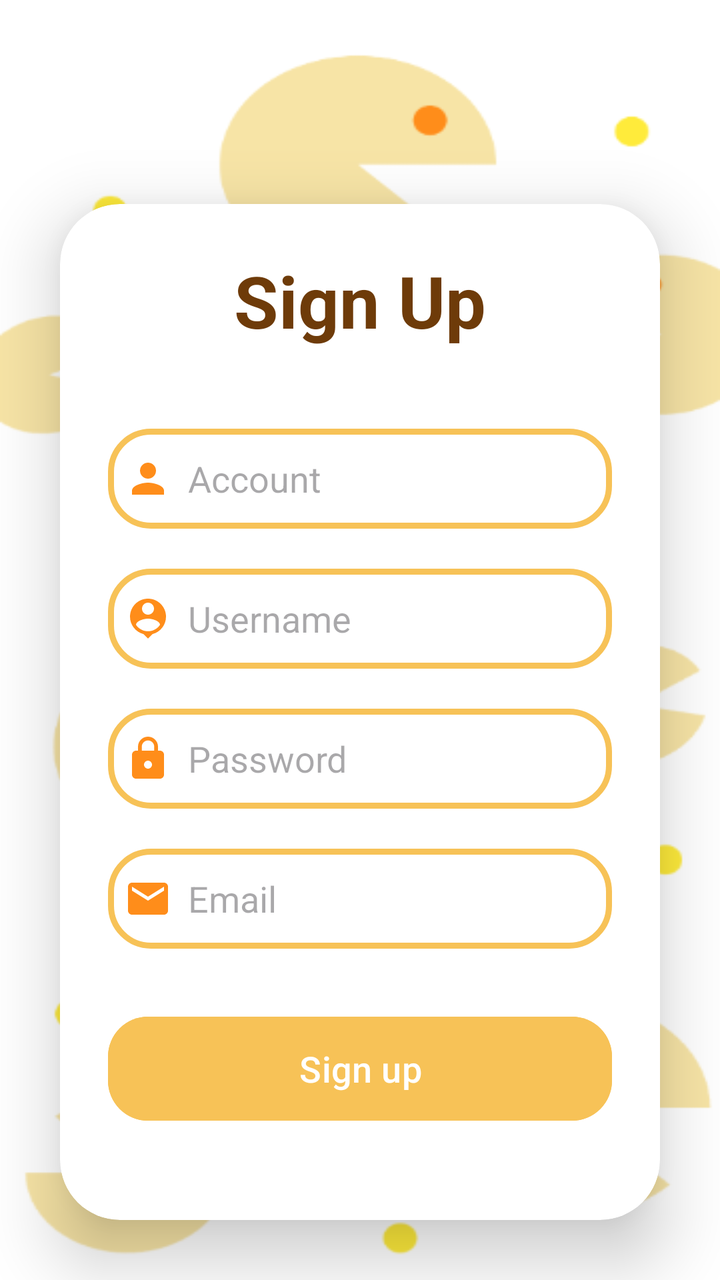
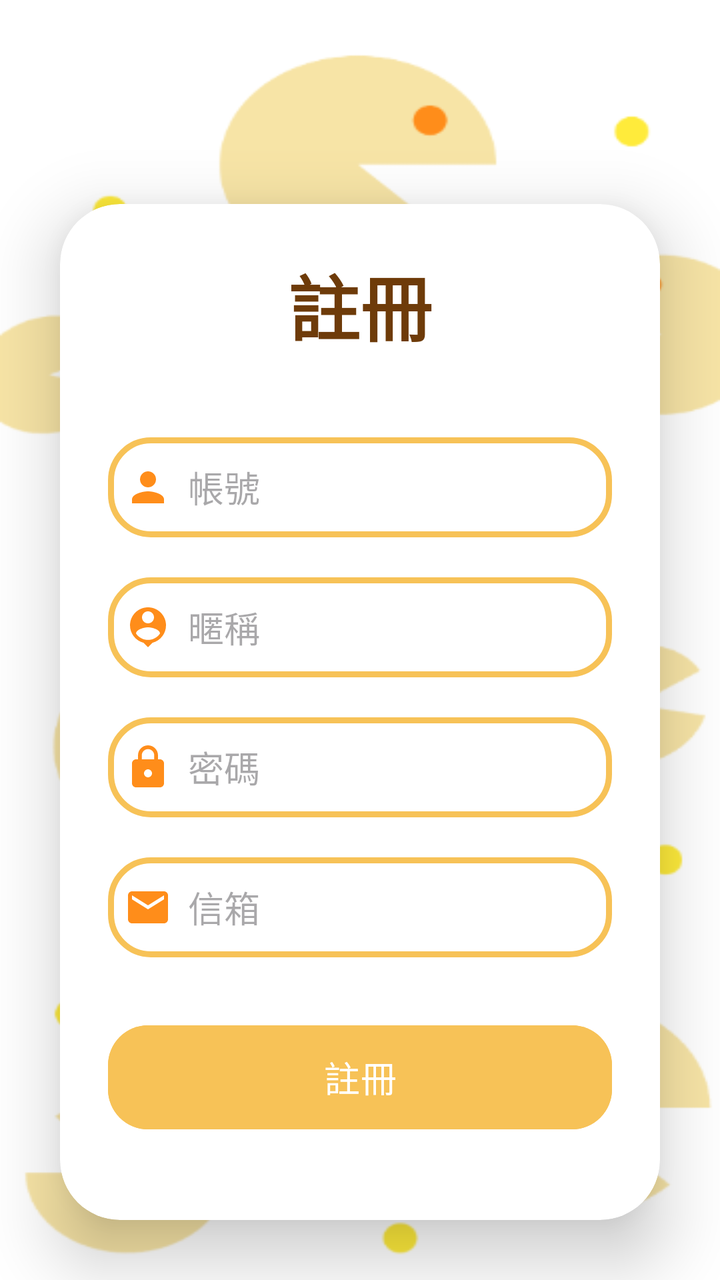

Two renders of the same Android screen: before a commit and after it. Below are the layout's source before the change and the commit's diff.
<!-- AndroidManifest.xml: application theme Theme.DEMO -->
<!-- res/layout/signup.xml -->
<?xml version="1.0" encoding="utf-8"?>
<LinearLayout xmlns:android="http://schemas.android.com/apk/res/android"
    android:layout_width="match_parent"
    android:layout_height="match_parent"
    xmlns:card_view="http://schemas.android.com/apk/res-auto"
    xmlns:app="http://schemas.android.com/apk/res-auto"
    android:background="@drawable/img_5"
    android:orientation="vertical">

    <androidx.constraintlayout.widget.ConstraintLayout
        android:layout_width="match_parent"
        android:layout_height="72dp">

    </androidx.constraintlayout.widget.ConstraintLayout>

    <androidx.cardview.widget.CardView
        android:layout_width="match_parent"
        android:layout_height="wrap_content"
        android:layout_margin="30dp"

        app:cardCornerRadius="30dp"
        app:cardElevation="20dp"
        android:background="@drawable/custome">
        <LinearLayout
            android:layout_height="wrap_content"
            android:layout_width="match_parent"
            android:orientation="vertical"
            android:layout_gravity="center_horizontal"
            android:padding="24dp">


            <TextView
                android:id="@+id/loginText"
                android:layout_width="match_parent"
                android:layout_height="wrap_content"
                android:text="Sign Up"
                android:textAlignment="center"
                android:textColor="@color/iconcolor"
                android:textSize="36sp"
                android:textStyle="bold" />

            <EditText
                android:id="@+id/account"
                android:layout_width="match_parent"
                android:layout_height="50dp"
                android:layout_marginTop="40dp"
                android:background="@drawable/custome"
                android:drawableLeft="@drawable/person"
                android:drawablePadding="8dp"
                android:hint="Account"
                android:padding="8dp"
                android:textColor="@color/black"
                android:textColorHighlight="@color/cardview_dark_background" />

            <EditText
                android:id="@+id/signup_username"
                android:layout_width="match_parent"
                android:layout_height="50dp"
                android:layout_marginTop="20dp"
                android:background="@drawable/custome"
                android:drawableLeft="@drawable/baseline_person_pin_24"
                android:drawablePadding="8dp"
                android:hint="Username"
                android:padding="8dp"
                android:textColor="@color/black"
                android:textColorHighlight="@color/cardview_dark_background" />

            <EditText
                android:id="@+id/signup_password"
                android:layout_width="match_parent"
                android:layout_height="50dp"
                android:layout_marginTop="20dp"
                android:background="@drawable/custome"
                android:drawableLeft="@drawable/baseline_lock_24"
                android:drawablePadding="8dp"
                android:hint="Password"
                android:inputType="textPassword"
                android:padding="8dp"
                android:textColor="@color/black"
                android:textColorHighlight="@color/cardview_dark_background" />

            <EditText
                android:id="@+id/signup_email"
                android:layout_width="match_parent"
                android:layout_height="50dp"
                android:layout_marginTop="20dp"
                android:background="@drawable/custome"
                android:drawableLeft="@drawable/baseline_email_24"
                android:drawablePadding="8dp"
                android:hint="Email"
                android:padding="8dp"
                android:textColor="@color/black"
                android:textColorHighlight="@color/cardview_dark_background" />

            <Button
                android:id="@+id/signup_Button"
                android:layout_width="match_parent"
                android:layout_height="60dp"
                android:text="Sign up"
                android:textSize="18sp"
                android:layout_marginTop="30dp"
                android:backgroundTint="@color/FF"
                app:cornerRadius="20dp"/>
            <TextView
                android:layout_width="match_parent"
                android:layout_height="wrap_content"
                android:padding="8dp"
                android:text="Already on user? Login"
                android:textSize="18sp"
                android:textAlignment="center"
                android:id="@+id/signupText"
                android:layout_marginTop="18dp"
                android:textColor="@color/iconcolor"

                />
        </LinearLayout>
    </androidx.cardview.widget.CardView>


</LinearLayout>
<!-- resources referenced by this layout -->
<resources>
  <color name="FF">#F7C257</color>
  <color name="black">#FF000000</color>
  <color name="iconcolor">#6E3B09</color>
  <!-- drawable baseline_email_24 (drawable) -->
  <vector android:height="24dp" android:tint="#FF8D1A"
      android:viewportHeight="24" android:viewportWidth="24"
      android:width="24dp" xmlns:android="http://schemas.android.com/apk/res/android">
      <path android:fillColor="@android:color/white" android:pathData="M20,4L4,4c-1.1,0 -1.99,0.9 -1.99,2L2,18c0,1.1 0.9,2 2,2h16c1.1,0 2,-0.9 2,-2L22,6c0,-1.1 -0.9,-2 -2,-2zM20,8l-8,5 -8,-5L4,6l8,5 8,-5v2z"/>
  </vector>
  <!-- drawable baseline_lock_24 (drawable) -->
  <vector android:height="24dp" android:tint="#FF8D1A"
      android:viewportHeight="24" android:viewportWidth="24"
      android:width="24dp" xmlns:android="http://schemas.android.com/apk/res/android">
      <path android:fillColor="@android:color/white" android:pathData="M18,8h-1L17,6c0,-2.76 -2.24,-5 -5,-5S7,3.24 7,6v2L6,8c-1.1,0 -2,0.9 -2,2v10c0,1.1 0.9,2 2,2h12c1.1,0 2,-0.9 2,-2L20,10c0,-1.1 -0.9,-2 -2,-2zM12,17c-1.1,0 -2,-0.9 -2,-2s0.9,-2 2,-2 2,0.9 2,2 -0.9,2 -2,2zM15.1,8L8.9,8L8.9,6c0,-1.71 1.39,-3.1 3.1,-3.1 1.71,0 3.1,1.39 3.1,3.1v2z"/>
  </vector>
  <!-- drawable baseline_person_pin_24 (drawable) -->
  <vector android:height="24dp" android:tint="#FF8D1A"
      android:viewportHeight="24" android:viewportWidth="24"
      android:width="24dp" xmlns:android="http://schemas.android.com/apk/res/android">
      <path android:fillColor="@android:color/white" android:pathData="M12,2c-4.97,0 -9,4.03 -9,9 0,4.17 2.84,7.67 6.69,8.69L12,22l2.31,-2.31C18.16,18.67 21,15.17 21,11c0,-4.97 -4.03,-9 -9,-9zM12,4c1.66,0 3,1.34 3,3s-1.34,3 -3,3 -3,-1.34 -3,-3 1.34,-3 3,-3zM12,18.3c-2.5,0 -4.71,-1.28 -6,-3.22 0.03,-1.99 4,-3.08 6,-3.08 1.99,0 5.97,1.09 6,3.08 -1.29,1.94 -3.5,3.22 -6,3.22z"/>
  </vector>
  <!-- drawable custome (drawable) -->
  <?xml version="1.0" encoding="utf-8"?>
  <shape xmlns:android="http://schemas.android.com/apk/res/android"
      android:shape="rectangle"
      >
  
      <stroke
          android:width="3dp"
          android:color="@color/FF"/>
      <corners
          android:radius="20dp"/>
  </shape>
  <!-- drawable img_5: png bitmap (drawable, 19348 bytes) -->
  <!-- drawable person (drawable) -->
  <vector android:height="24dp" android:tint="#FF8D1A"
      android:viewportHeight="24" android:viewportWidth="24"
      android:width="24dp" xmlns:android="http://schemas.android.com/apk/res/android">
      <path android:fillColor="@android:color/white" android:pathData="M12,12c2.21,0 4,-1.79 4,-4s-1.79,-4 -4,-4 -4,1.79 -4,4 1.79,4 4,4zM12,14c-2.67,0 -8,1.34 -8,4v2h16v-2c0,-2.66 -5.33,-4 -8,-4z"/>
  </vector>
  <style name="Theme.DEMO" parent="Base.Theme.DEMO" />
  <style name="Base.Theme.DEMO" parent="Theme.Material3.DayNight.NoActionBar">
          
          
      </style>
</resources>

<!-- the commit's change to res/layout/signup.xml (unified diff, before → after) -->
@@ -33,7 +33,7 @@
                 android:id="@+id/loginText"
                 android:layout_width="match_parent"
                 android:layout_height="wrap_content"
-                android:text="Sign Up"
+                android:text="註冊"
                 android:textAlignment="center"
                 android:textColor="@color/iconcolor"
                 android:textSize="36sp"
@@ -47,7 +47,7 @@
                 android:background="@drawable/custome"
                 android:drawableLeft="@drawable/person"
                 android:drawablePadding="8dp"
-                android:hint="Account"
+                android:hint="帳號"
                 android:padding="8dp"
                 android:textColor="@color/black"
                 android:textColorHighlight="@color/cardview_dark_background" />
@@ -60,7 +60,7 @@
                 android:background="@drawable/custome"
                 android:drawableLeft="@drawable/baseline_person_pin_24"
                 android:drawablePadding="8dp"
-                android:hint="Username"
+                android:hint="暱稱"
                 android:padding="8dp"
                 android:textColor="@color/black"
                 android:textColorHighlight="@color/cardview_dark_background" />
@@ -73,7 +73,7 @@
                 android:background="@drawable/custome"
                 android:drawableLeft="@drawable/baseline_lock_24"
                 android:drawablePadding="8dp"
-                android:hint="Password"
+                android:hint="密碼"
                 android:inputType="textPassword"
                 android:padding="8dp"
                 android:textColor="@color/black"
@@ -87,7 +87,7 @@
                 android:background="@drawable/custome"
                 android:drawableLeft="@drawable/baseline_email_24"
                 android:drawablePadding="8dp"
-                android:hint="Email"
+                android:hint="信箱"
                 android:padding="8dp"
                 android:textColor="@color/black"
                 android:textColorHighlight="@color/cardview_dark_background" />
@@ -96,21 +96,22 @@
                 android:id="@+id/signup_Button"
                 android:layout_width="match_parent"
                 android:layout_height="60dp"
-                android:text="Sign up"
-                android:textSize="18sp"
                 android:layout_marginTop="30dp"
                 android:backgroundTint="@color/FF"
-                app:cornerRadius="20dp"/>
+                android:text="註冊"
+                android:textSize="18sp"
+                app:cornerRadius="20dp" />
+
             <TextView
+                android:id="@+id/signupText"
                 android:layout_width="match_parent"
                 android:layout_height="wrap_content"
+                android:layout_marginTop="18dp"
                 android:padding="8dp"
-                android:text="Already on user? Login"
+                android:text="已經有帳號嗎?   登入"
+                android:textAlignment="center"
+                android:textColor="@color/iconcolor"
                 android:textSize="18sp"
-                android:textAlignment="center"
-                android:id="@+id/signupText"
-                android:layout_marginTop="18dp"
-                android:textColor="@color/iconcolor"
 
                 />
         </LinearLayout>
